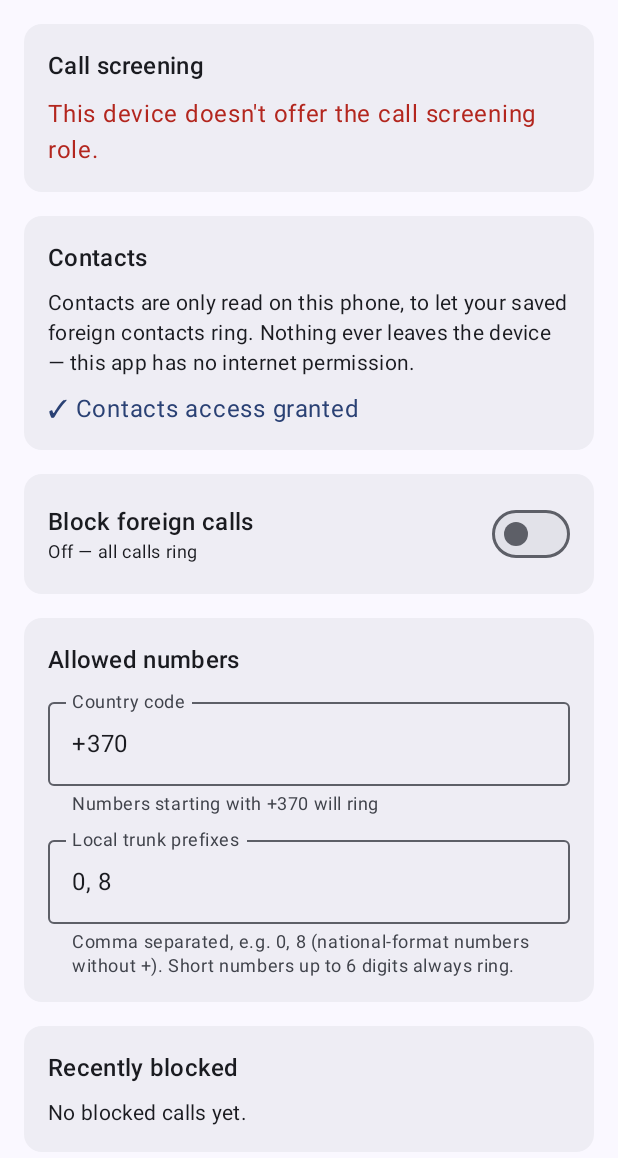
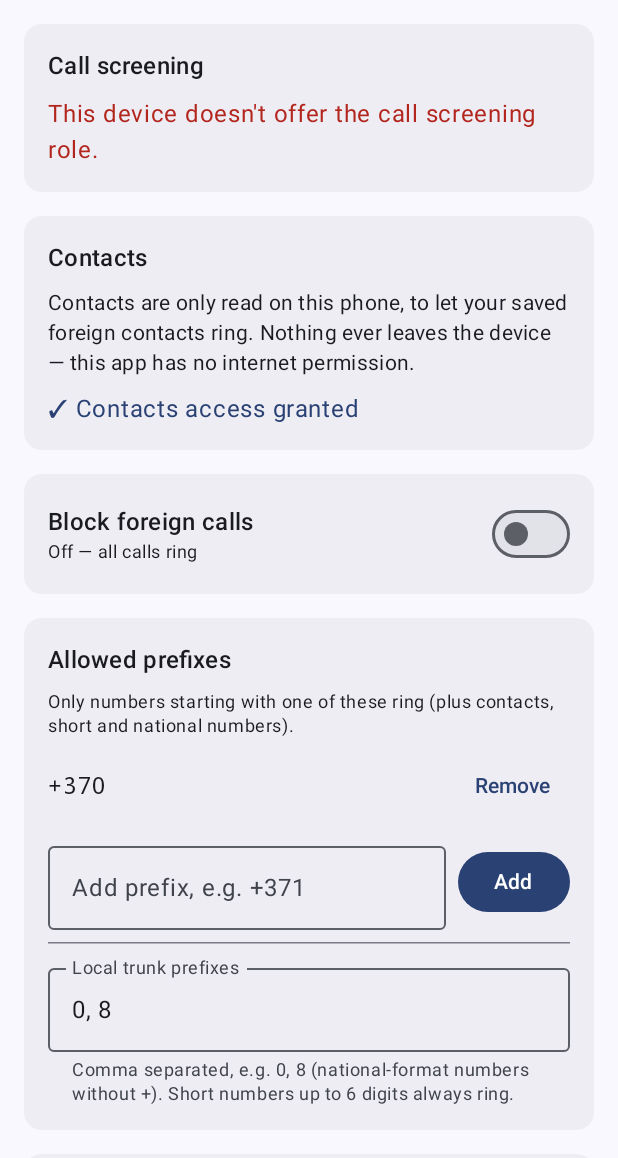
Before and after one commit to aurimiux/CallersBlock, an Android app built with Jetpack Compose: the screen it shows after launch (MainActivity), on a phone screen of 412 x 824 dp, the part 78-1236 px from its top. Run offline under Robolectric (Android 15) with nearby library versions, the phone set to English and light mode, and no system bars.

Commit message:
Editable allowed-prefix list, security hardening, CI APK builds
- Replace single country code with an add/remove list of allowed prefixes
  (migrates the old value; +370 stays the default)
- QS tile requires unlock before toggling from the lock screen
- Regenerate Gradle wrapper 8.11.1 with pinned distribution SHA-256
- Release signing from gitignored keystore.properties or CI secrets
- GitHub Actions: SHA-pinned actions, wrapper validation, tests,
  no-INTERNET manifest check, APK artifact, Release on v* tags

Co-Authored-By: Claude Opus 5.5 <noreply@anthropic.com>

```diff
--- a/app/src/main/java/dev/localcalls/LocalCallScreeningService.kt
+++ b/app/src/main/java/dev/localcalls/LocalCallScreeningService.kt
@@ -32,7 +32,7 @@ class LocalCallScreeningService : CallScreeningService() {
                 PhoneRules.decide(
                     enabled = Prefs.isEnabled(this),
                     rawNumber = number,
-                    countryCode = Prefs.countryCode(this),
+                    allowedPrefixes = Prefs.allowedPrefixes(this),
                     trunkPrefixes = Prefs.trunkPrefixes(this),
                     isEmergency = { isEmergencyNumber(this, it) },
                     isContact = { isInContacts(this, it) },
--- a/app/src/main/java/dev/localcalls/LocalCallsTileService.kt
+++ b/app/src/main/java/dev/localcalls/LocalCallsTileService.kt
@@ -13,6 +13,11 @@ class LocalCallsTileService : TileService() {
 
     override fun onClick() {
         super.onClick()
+        // Don't let someone holding the locked phone switch the blocker from the lock screen.
+        if (isLocked) unlockAndRun { toggle() } else toggle()
+    }
+
+    private fun toggle() {
         Prefs.setEnabled(this, !Prefs.isEnabled(this))
         updateTile()
     }
--- a/app/src/main/java/dev/localcalls/MainActivity.kt
+++ b/app/src/main/java/dev/localcalls/MainActivity.kt
@@ -20,6 +20,7 @@ import androidx.compose.foundation.layout.fillMaxSize
 import androidx.compose.foundation.layout.fillMaxWidth
 import androidx.compose.foundation.layout.padding
 import androidx.compose.foundation.layout.safeDrawingPadding
+import androidx.compose.foundation.layout.width
 import androidx.compose.foundation.rememberScrollState
 import androidx.compose.foundation.text.KeyboardOptions
 import androidx.compose.foundation.verticalScroll
@@ -119,7 +120,9 @@ private fun MainScreen(resumeTick: Int) {
         ActivityResultContracts.RequestPermission()
     ) { refresh++ }
 
-    var countryCode by rememberSaveable { mutableStateOf(Prefs.countryCode(ctx)) }
+    val prefixes = remember(prefsVersion) { Prefs.allowedPrefixes(ctx) }
+    var newPrefix by rememberSaveable { mutableStateOf("") }
+    var prefixError by rememberSaveable { mutableStateOf<String?>(null) }
     var trunk by rememberSaveable { mutableStateOf(Prefs.trunkPrefixesRaw(ctx)) }
 
     Column(
@@ -183,22 +186,48 @@ private fun MainScreen(resumeTick: Int) {
 
         // 4. Allowed prefixes
         SectionCard {
-            Text("Allowed numbers", style = MaterialTheme.typography.titleMedium)
-            OutlinedTextField(
-                value = countryCode,
-                onValueChange = {
-                    countryCode = it
-                    Prefs.setCountryCode(ctx, it)
-                },
-                label = { Text("Country code") },
-                supportingText = {
-                    val cc = PhoneRules.normalizeCountryCode(countryCode)
-                    Text(if (cc.isEmpty()) "Enter a code like +370" else "Numbers starting with $cc will ring")
-                },
-                singleLine = true,
-                keyboardOptions = KeyboardOptions(keyboardType = KeyboardType.Phone),
-                modifier = Modifier.fillMaxWidth(),
+            Text("Allowed prefixes", style = MaterialTheme.typography.titleMedium)
+            Text(
+                "Only numbers starting with one of these ring (plus contacts, short and national numbers).",
+                style = MaterialTheme.typography.bodySmall,
             )
+            if (prefixes.isEmpty()) {
+                Text(
+                    "No prefixes — every +number outside your contacts will be blocked.",
+                    color = MaterialTheme.colorScheme.error,
+                    style = MaterialTheme.typography.bodyMedium,
+                )
+            }
+            prefixes.forEach { p ->
+                Row(Modifier.fillMaxWidth(), verticalAlignment = Alignment.CenterVertically) {
+                    Text(p, fontFamily = FontFamily.Monospace, modifier = Modifier.weight(1f))
+                    TextButton(onClick = { Prefs.removeAllowedPrefix(ctx, p) }) { Text("Remove") }
+                }
+            }
+            Row(verticalAlignment = Alignment.CenterVertically) {
+                OutlinedTextField(
+                    value = newPrefix,
+                    onValueChange = { newPrefix = it; prefixError = null },
+                    label = { Text("Add prefix, e.g. +371") },
+                    isError = prefixError != null,
+                    supportingText = prefixError?.let { err -> { Text(err) } },
+                    singleLine = true,
+                    keyboardOptions = KeyboardOptions(keyboardType = KeyboardType.Phone),
+                    modifier = Modifier.weight(1f),
+                )
+                Spacer(Modifier.width(8.dp))
+                Button(onClick = {
+                    val p = PhoneRules.normalizeCountryCode(newPrefix)
+                    prefixError = when {
+                        p.length !in 2..PhoneRules.MAX_PREFIX_LENGTH -> "Use + and 1–7 digits"
+                        p in prefixes -> "$p is already allowed"
+                        !Prefs.addAllowedPrefix(ctx, p) -> "Couldn't add $p"
+                        else -> null
+                    }
+                    if (prefixError == null) newPrefix = ""
+                }) { Text("Add") }
+            }
+            HorizontalDivider()
             OutlinedTextField(
                 value = trunk,
                 onValueChange = {
--- a/app/src/main/java/dev/localcalls/PhoneRules.kt
+++ b/app/src/main/java/dev/localcalls/PhoneRules.kt
@@ -35,6 +35,16 @@ object PhoneRules {
         return if (digits.isEmpty()) "" else "+$digits"
     }
 
+    /** "+370, 371 00 44" -> ["+370", "+371", "+44"]. Invalid entries are dropped. */
+    fun parseAllowedPrefixes(csv: String): List<String> =
+        csv.split(',', ';', '\n')
+            .map { normalizeCountryCode(it) }
+            .filter { it.length in 2..MAX_PREFIX_LENGTH }
+            .distinct()
+
+    /** "+" plus up to 7 digits — enough for a country code plus an area/operator code. */
+    const val MAX_PREFIX_LENGTH = 8
+
     /** "0, 8" -> ["0", "8"]. */
     fun parseTrunkPrefixes(csv: String): List<String> =
         csv.split(',', ';', ' ')
@@ -49,9 +59,12 @@ object PhoneRules {
     fun isShortNumber(normalized: String): Boolean =
         !normalized.startsWith("+") && normalized.length in 1..MAX_SHORT_NUMBER_LENGTH
 
-    fun isLocal(normalized: String, countryCode: String, trunkPrefixes: List<String>): Boolean {
-        val cc = normalizeCountryCode(countryCode)
-        if (cc.isNotEmpty() && normalized.startsWith(cc)) return true
+    fun isLocal(normalized: String, allowedPrefixes: List<String>, trunkPrefixes: List<String>): Boolean {
+        if (allowedPrefixes.any { p ->
+                val cc = normalizeCountryCode(p)
+                cc.isNotEmpty() && normalized.startsWith(cc)
+            }
+        ) return true
         // National format (no '+') starting with a trunk prefix, e.g. 8 6xx xxxxx in Lithuania.
         if (!normalized.startsWith("+")) {
             return trunkPrefixes.any { it.isNotEmpty() && normalized.startsWith(it) }
@@ -66,7 +79,7 @@ object PhoneRules {
     fun decide(
         enabled: Boolean,
         rawNumber: String?,
-        countryCode: String,
+        allowedPrefixes: List<String>,
         trunkPrefixes: List<String>,
         isEmergency: (String) -> Boolean,
         isContact: (String) -> Boolean,
@@ -76,7 +89,7 @@ object PhoneRules {
         val normalized = normalize(rawNumber)
         if (normalized.isEmpty() || normalized == "+") return Decision.ALLOW_NO_HANDLE
         if (isEmergency(rawNumber) || isEmergency(normalized)) return Decision.ALLOW_EMERGENCY
-        if (isLocal(normalized, countryCode, trunkPrefixes)) return Decision.ALLOW_LOCAL_PREFIX
+        if (isLocal(normalized, allowedPrefixes, trunkPrefixes)) return Decision.ALLOW_LOCAL_PREFIX
         if (isShortNumber(normalized)) return Decision.ALLOW_SHORT_NUMBER
         if (isContact(rawNumber) || isContact(normalized)) return Decision.ALLOW_CONTACT
         return Decision.BLOCK
--- a/app/src/main/java/dev/localcalls/Prefs.kt
+++ b/app/src/main/java/dev/localcalls/Prefs.kt
@@ -14,7 +14,8 @@ data class BlockedCall(val number: String, val timestamp: Long)
 object Prefs {
     private const val FILE = "local_calls_prefs"
     private const val KEY_ENABLED = "enabled"
-    private const val KEY_COUNTRY = "country_code"
+    private const val KEY_COUNTRY = "country_code" // legacy single value, read once as fallback
+    private const val KEY_PREFIXES = "allowed_prefixes"
     private const val KEY_TRUNK = "trunk_prefixes"
     private const val KEY_BLOCKED = "blocked_log"
 
@@ -35,11 +36,31 @@ object Prefs {
         )
     }
 
-    fun countryCode(ctx: Context): String =
-        get(ctx).getString(KEY_COUNTRY, DEFAULT_COUNTRY) ?: DEFAULT_COUNTRY
+    /** Allowed international prefixes, e.g. ["+370", "+371"]. Falls back to the old single country code. */
+    fun allowedPrefixes(ctx: Context): List<String> {
+        val sp = get(ctx)
+        val csv = sp.getString(KEY_PREFIXES, null)
+            ?: sp.getString(KEY_COUNTRY, DEFAULT_COUNTRY)
+            ?: DEFAULT_COUNTRY
+        return PhoneRules.parseAllowedPrefixes(csv)
+    }
 
-    fun setCountryCode(ctx: Context, value: String) =
-        get(ctx).edit { putString(KEY_COUNTRY, value) }
+    private fun setAllowedPrefixes(ctx: Context, list: List<String>) =
+        get(ctx).edit { putString(KEY_PREFIXES, list.joinToString(",")) }
+
+    /** Returns false if the input isn't a valid prefix or is already in the list. */
+    @Synchronized
+    fun addAllowedPrefix(ctx: Context, input: String): Boolean {
+        val p = PhoneRules.parseAllowedPrefixes(input).singleOrNull() ?: return false
+        val current = allowedPrefixes(ctx)
+        if (p in current) return false
+        setAllowedPrefixes(ctx, current + p)
+        return true
+    }
+
+    @Synchronized
+    fun removeAllowedPrefix(ctx: Context, prefix: String) =
+        setAllowedPrefixes(ctx, allowedPrefixes(ctx) - prefix)
 
     fun trunkPrefixesRaw(ctx: Context): String =
         get(ctx).getString(KEY_TRUNK, DEFAULT_TRUNK) ?: DEFAULT_TRUNK
```
Also changed, not shown: app/build.gradle.kts (+26 -3 lines), gradle/wrapper/gradle-wrapper.properties, 8 other files.
